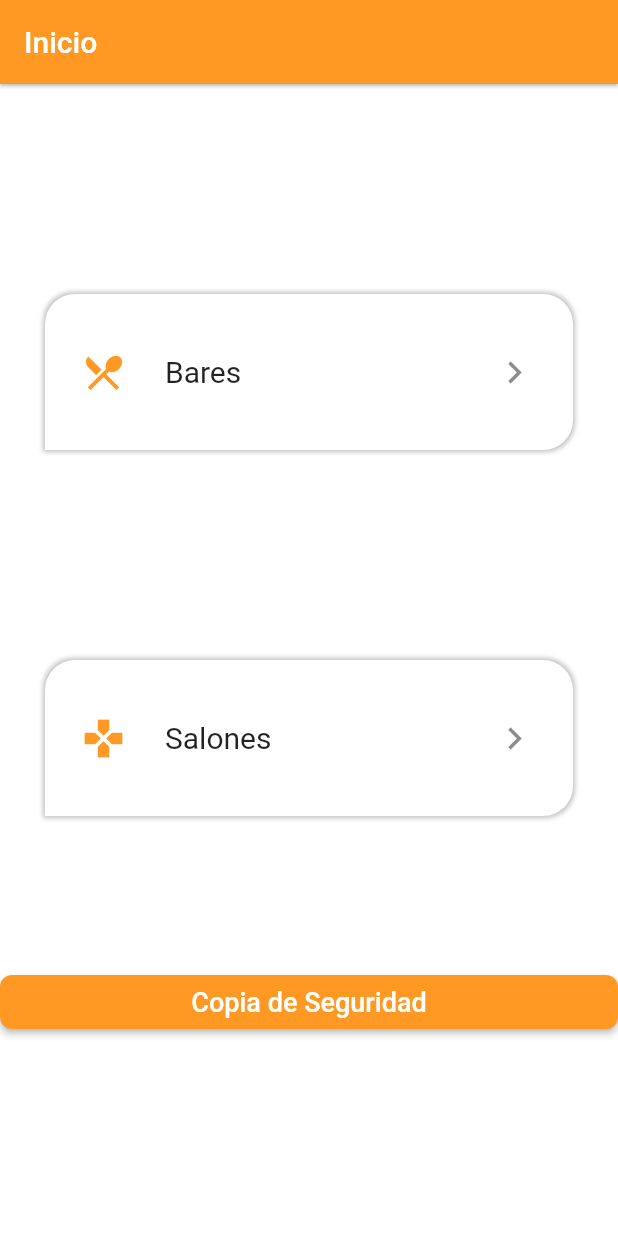
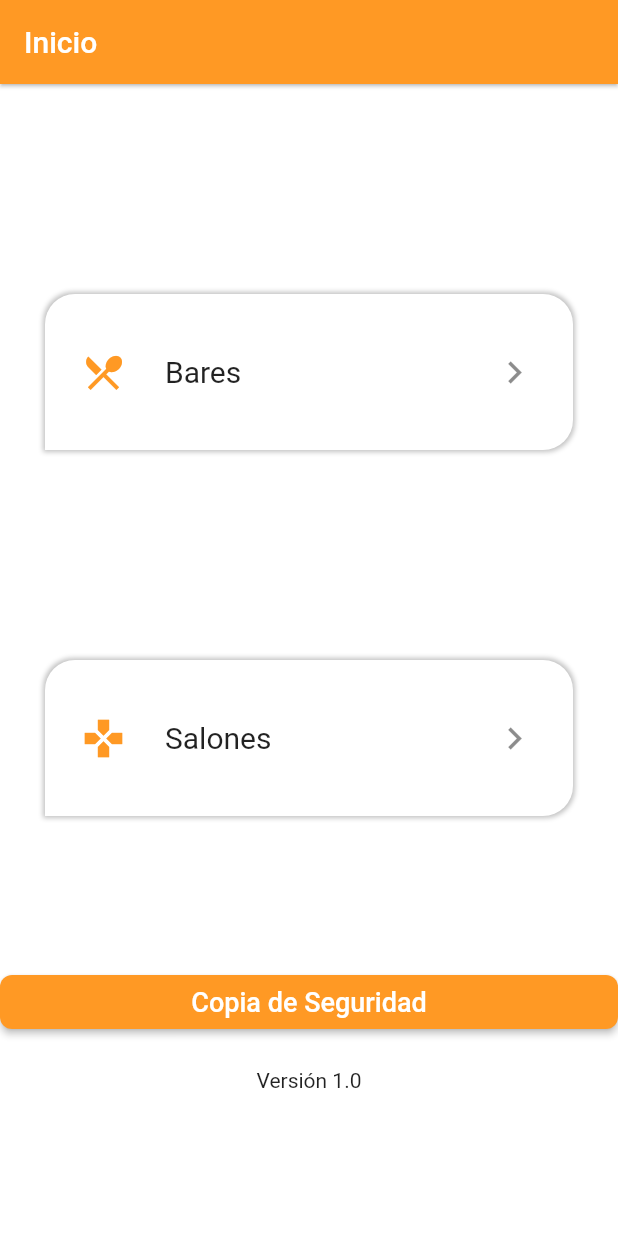
Before and after one commit to GuillermoPolanRuiz/app_ri, a Flutter app: the screen it shows after launch, on a phone screen of 412 x 824 dp. Run offline on Flutter 3.47's test engine with Material 2 defaults, Android fonts, the phone set to English and light mode, and no system bars; our stand-ins replace permission_handler, sqflite; missing offline and left inert: dart:ffi; accounts and stored records are empty.

Commit message:
Versión 1.0

```diff
--- a/lib/screens/list.dart
+++ b/lib/screens/list.dart
@@ -32,9 +32,6 @@ class _ListScreen extends State<ListScreen> {
             // MyContainer(link: ListDataScreen(name: 'casasRurales', text: 'Casas Rurales',), text: "Casas Rurales", icon: Icons.villa_rounded),
             // MyContainer(link: ListDataScreen(name: 'museos', text: 'Museos'), text: 'Museos', icon: Icons.museum_rounded),
 
-
-
-            // Favoritos
             Padding(padding: EdgeInsets.all(60)),
             MyContainer(link: ListDataScreen(name: 'Bares'), text: 'Bares', icon: Icons.restaurant_menu),
             Padding(padding: EdgeInsets.all(60)),
@@ -55,7 +52,11 @@ class _ListScreen extends State<ListScreen> {
                 style: TextStyle(fontSize: 18, color: Colors.white),
               ),
 
-            )
+            ),
+            const SizedBox(height: 20),
+            Center(
+              child: Text('Versión 1.0'),
+            ),
           ],
          ),
       ),
```
